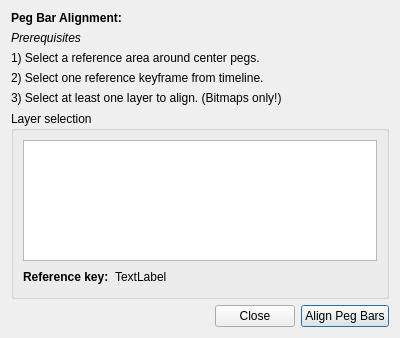
Above: app/ui/pegbaralignmentdialog.ui from pencil2d/pencil before the change. Below: the same form after it.
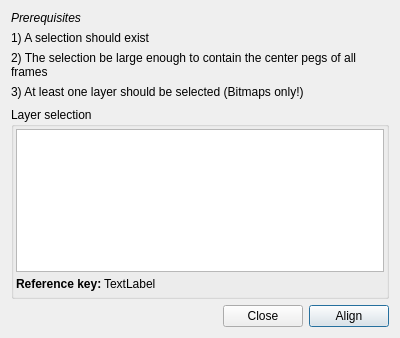
That is the form after the change. Icons and pictures are not drawn.

Commit message: Merge branch 'master' into #882-dragging-keyframe-displacement

```diff
--- a/app/ui/pegbaralignmentdialog.ui
+++ b/app/ui/pegbaralignmentdialog.ui
@@ -18,21 +18,11 @@
     <normaloff>:/icons/icon.png</normaloff>:/icons/icon.png</iconset>
   </property>
   <layout class="QVBoxLayout" name="verticalLayout_3">
-   <item>
-    <widget class="QLabel" name="labHeader">
-     <property name="font">
-      <font>
-       <weight>75</weight>
-       <bold>true</bold>
-      </font>
-     </property>
-     <property name="text">
-      <string>Peg Bar Alignment:</string>
-     </property>
-    </widget>
-   </item>
    <item>
     <layout class="QVBoxLayout" name="verticalLayout">
+     <property name="bottomMargin">
+      <number>2</number>
+     </property>
      <item>
       <widget class="QLabel" name="labSelectHeader">
        <property name="font">
@@ -50,21 +40,42 @@
      <item>
       <widget class="QLabel" name="labSelectCenterPegs">
        <property name="text">
-        <string>1) Select a reference area around center pegs.</string>
+        <string>1) A selection should exist</string>
        </property>
       </widget>
      </item>
      <item>
-      <widget class="QLabel" name="labSelectRefKeyframe">
+      <widget class="QLabel" name="labelSelectAllFrames">
+       <property name="minimumSize">
+        <size>
+         <width>0</width>
+         <height>0</height>
+        </size>
+       </property>
+       <property name="lineWidth">
+        <number>1</number>
+       </property>
        <property name="text">
-        <string>2) Select one reference keyframe from timeline.</string>
+        <string>2) The selection be large enough to contain the center pegs of all frames</string>
+       </property>
+       <property name="wordWrap">
+        <bool>true</bool>
+       </property>
+       <property name="margin">
+        <number>0</number>
+       </property>
+       <property name="indent">
+        <number>-1</number>
        </property>
       </widget>
      </item>
      <item>
       <widget class="QLabel" name="labSelectLayers">
        <property name="text">
-        <string>3) Select at least one layer to align. (Bitmaps only!)</string>
+        <string>3) At least one layer should be selected (Bitmaps only!)</string>
+       </property>
+       <property name="wordWrap">
+        <bool>true</bool>
        </property>
       </widget>
      </item>
@@ -76,6 +87,21 @@
       <string>Layer selection</string>
      </property>
      <layout class="QVBoxLayout" name="verticalLayout_2">
+      <property name="spacing">
+       <number>2</number>
+      </property>
+      <property name="leftMargin">
+       <number>2</number>
+      </property>
+      <property name="topMargin">
+       <number>2</number>
+      </property>
+      <property name="rightMargin">
+       <number>2</number>
+      </property>
+      <property name="bottomMargin">
+       <number>2</number>
+      </property>
       <item>
        <widget class="QListWidget" name="lwLayers">
         <property name="selectionMode">
@@ -151,7 +177,7 @@
      <item>
       <widget class="QPushButton" name="btnAlign">
        <property name="text">
-        <string>Align Peg Bars</string>
+        <string>Align</string>
        </property>
        <property name="default">
         <bool>true</bool>
```
The commit also changes 248 other files.
